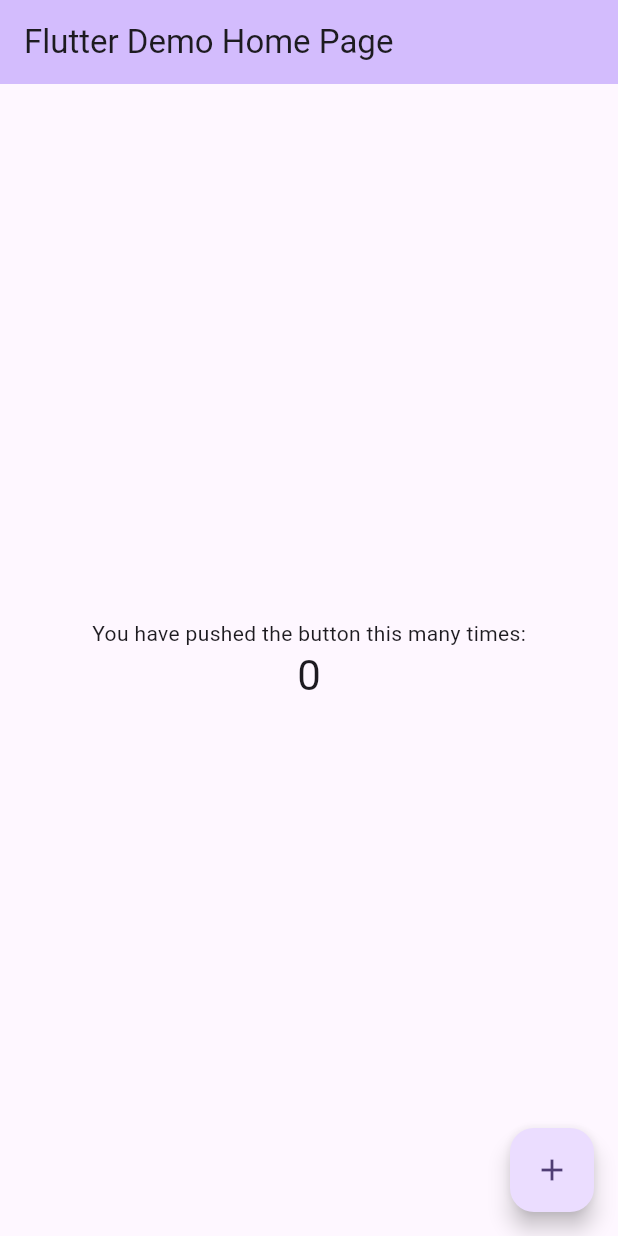
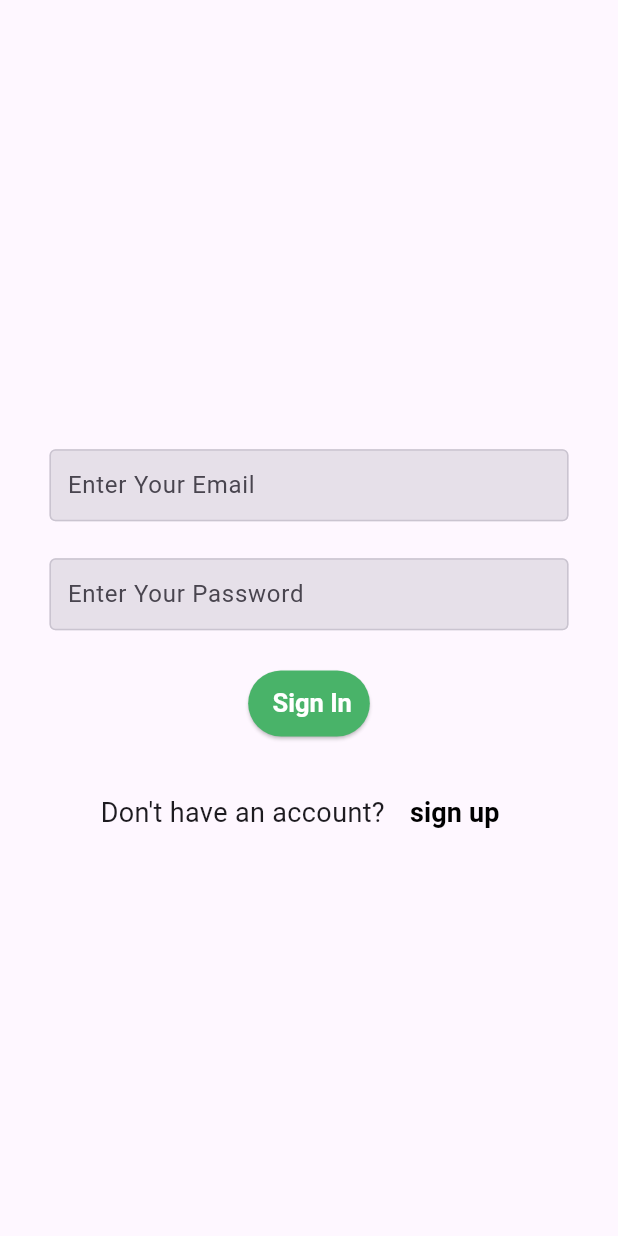
Before and after one commit to Abdelrahman-Ahmed-Oraby/e-commerce, a Flutter app: the screen it shows after launch, on a phone screen of 412 x 824 dp. Run offline on Flutter 3.47's test engine with Material 3 defaults, Android fonts, the phone set to English and light mode, and no system bars.

Commit message:
finish login page design

```diff
--- /dev/null
+++ b/lib/constants/colors.dart
@@ -0,0 +1,5 @@
+import 'package:flutter/material.dart';
+
+const btnPink = Color.fromARGB(255, 241, 39, 100);
+const btnGreen = Color.fromARGB(255, 73, 179, 105);
+const appBarGreen = Color.fromARGB(255, 76, 141, 95);
--- a/lib/main.dart
+++ b/lib/main.dart
@@ -1,125 +1,18 @@
+import 'package:ecommerce_app/pages/login.dart';
 import 'package:flutter/material.dart';
 
 void main() {
-  runApp(const MyApp());
+  runApp(const EcommerceApp());
 }
 
-class MyApp extends StatelessWidget {
-  const MyApp({super.key});
+class EcommerceApp extends StatelessWidget {
+  const EcommerceApp({super.key});
 
-  // This widget is the root of your application.
   @override
   Widget build(BuildContext context) {
     return MaterialApp(
-      title: 'Flutter Demo',
-      theme: ThemeData(
-        // This is the theme of your application.
-        //
-        // TRY THIS: Try running your application with "flutter run". You'll see
-        // the application has a purple toolbar. Then, without quitting the app,
-        // try changing the seedColor in the colorScheme below to Colors.green
-        // and then invoke "hot reload" (save your changes or press the "hot
-        // reload" button in a Flutter-supported IDE, or press "r" if you used
-        // the command line to start the app).
-        //
-        // Notice that the counter didn't reset back to zero; the application
-        // state is not lost during the reload. To reset the state, use hot
-        // restart instead.
-        //
-        // This works for code too, not just values: Most code changes can be
-        // tested with just a hot reload.
-        colorScheme: ColorScheme.fromSeed(seedColor: Colors.deepPurple),
-        useMaterial3: true,
-      ),
-      home: const MyHomePage(title: 'Flutter Demo Home Page'),
+      debugShowCheckedModeBanner: false,
+      home: Login(),
     );
   }
 }
-
-class MyHomePage extends StatefulWidget {
-  const MyHomePage({super.key, required this.title});
-
-  // This widget is the home page of your application. It is stateful, meaning
-  // that it has a State object (defined below) that contains fields that affect
-  // how it looks.
-
-  // This class is the configuration for the state. It holds the values (in this
-  // case the title) provided by the parent (in this case the App widget) and
-  // used by the build method of the State. Fields in a Widget subclass are
-  // always marked "final".
-
-  final String title;
-
-  @override
-  State<MyHomePage> createState() => _MyHomePageState();
-}
-
-class _MyHomePageState extends State<MyHomePage> {
-  int _counter = 0;
-
-  void _incrementCounter() {
-    setState(() {
-      // This call to setState tells the Flutter framework that something has
-      // changed in this State, which causes it to rerun the build method below
-      // so that the display can reflect the updated values. If we changed
-      // _counter without calling setState(), then the build method would not be
-      // called again, and so nothing would appear to happen.
-      _counter++;
-    });
-  }
-
-  @override
-  Widget build(BuildContext context) {
-    // This method is rerun every time setState is called, for instance as done
-    // by the _incrementCounter method above.
-    //
-    // The Flutter framework has been optimized to make rerunning build methods
-    // fast, so that you can just rebuild anything that needs updating rather
-    // than having to individually change instances of widgets.
-    return Scaffold(
-      appBar: AppBar(
-        // TRY THIS: Try changing the color here to a specific color (to
-        // Colors.amber, perhaps?) and trigger a hot reload to see the AppBar
-        // change color while the other colors stay the same.
-        backgroundColor: Theme.of(context).colorScheme.inversePrimary,
-        // Here we take the value from the MyHomePage object that was created by
-        // the App.build method, and use it to set our appbar title.
-        title: Text(widget.title),
-      ),
-      body: Center(
-        // Center is a layout widget. It takes a single child and positions it
-        // in the middle of the parent.
-        child: Column(
-          // Column is also a layout widget. It takes a list of children and
-          // arranges them vertically. By default, it sizes itself to fit its
-          // children horizontally, and tries to be as tall as its parent.
-          //
-          // Column has various properties to control how it sizes itself and
-          // how it positions its children. Here we use mainAxisAlignment to
-          // center the children vertically; the main axis here is the vertical
-          // axis because Columns are vertical (the cross axis would be
-          // horizontal).
-          //
-          // TRY THIS: Invoke "debug painting" (choose the "Toggle Debug Paint"
-          // action in the IDE, or press "p" in the console), to see the
-          // wireframe for each widget.
-          mainAxisAlignment: MainAxisAlignment.center,
-          children: <Widget>[
-            const Text(
-              'You have pushed the button this many times:',
-            ),
-            Text(
-              '$_counter',
-              style: Theme.of(context).textTheme.headlineMedium,
-            ),
-          ],
-        ),
-      ),
-      floatingActionButton: FloatingActionButton(
-        onPressed: _incrementCounter,
-        tooltip: 'Increment',
-        child: const Icon(Icons.add),
-      ), // This trailing comma makes auto-formatting nicer for build methods.
-    );
-  }
-}
--- /dev/null
+++ b/lib/pages/login.dart
@@ -0,0 +1,74 @@
+import 'package:ecommerce_app/constants/colors.dart';
+import 'package:flutter/material.dart';
+
+import '../widgets/custom_textfield.dart';
+
+class Login extends StatelessWidget {
+  const Login({super.key});
+
+  @override
+  Widget build(BuildContext context) {
+    final Size screenSize = MediaQuery.of(context).size;
+    return SafeArea(
+      child: Scaffold(
+        body: Padding(
+          padding: const EdgeInsets.all(33.0),
+          child: Column(
+            mainAxisAlignment: MainAxisAlignment.center,
+            children: [
+              SizedBox(height: screenSize.height * .05),
+              const CustomTextField(
+                textInputType: TextInputType.emailAddress,
+                isPassword: false,
+                hintText: 'Enter Your Email',
+              ),
+              SizedBox(height: screenSize.height * .03),
+              const CustomTextField(
+                textInputType: TextInputType.visiblePassword,
+                isPassword: true,
+                hintText: 'Enter Your Password',
+              ),
+              SizedBox(height: screenSize.height * .03),
+              ElevatedButton(
+                style: ElevatedButton.styleFrom(
+                  padding: const EdgeInsets.all(12),
+                  backgroundColor: btnGreen,
+                  foregroundColor: Colors.white,
+                  textStyle: const TextStyle(
+                    fontSize: 17,
+                    fontWeight: FontWeight.bold,
+                  ),
+                ),
+                onPressed: () {},
+                child: const Text(' Sign In'),
+              ),
+              SizedBox(height: screenSize.height * .03),
+              Row(
+                mainAxisAlignment: MainAxisAlignment.center,
+                children: [
+                  const Text(
+                    "Don't have an account? ",
+                    style: TextStyle(
+                      fontSize: 18,
+                    ),
+                  ),
+                  TextButton(
+                    onPressed: () {},
+                    child: const Text(
+                      'sign up',
+                      style: TextStyle(
+                        fontSize: 18,
+                        fontWeight: FontWeight.bold,
+                        color: Colors.black,
+                      ),
+                    ),
+                  ),
+                ],
+              ),
+            ],
+          ),
+        ),
+      ),
+    );
+  }
+}
--- /dev/null
+++ b/lib/widgets/custom_textfield.dart
@@ -0,0 +1,34 @@
+import 'package:flutter/material.dart';
+
+class CustomTextField extends StatelessWidget {
+  final TextInputType textInputType;
+  final bool isPassword;
+  final String hintText;
+  const CustomTextField({
+    super.key,
+    required this.textInputType,
+    required this.isPassword,
+    required this.hintText,
+  });
+
+  @override
+  Widget build(BuildContext context) {
+    return TextField(
+      keyboardType: textInputType,
+      obscureText: isPassword,
+      decoration: InputDecoration(
+        contentPadding: const EdgeInsets.all(8),
+        hintText: hintText,
+        enabledBorder: OutlineInputBorder(
+          borderSide: Divider.createBorderSide(context),
+        ),
+        focusedBorder: const OutlineInputBorder(
+          borderSide: BorderSide(
+            color: Colors.red,
+          ),
+        ),
+        filled: true,
+      ),
+    );
+  }
+}
```
